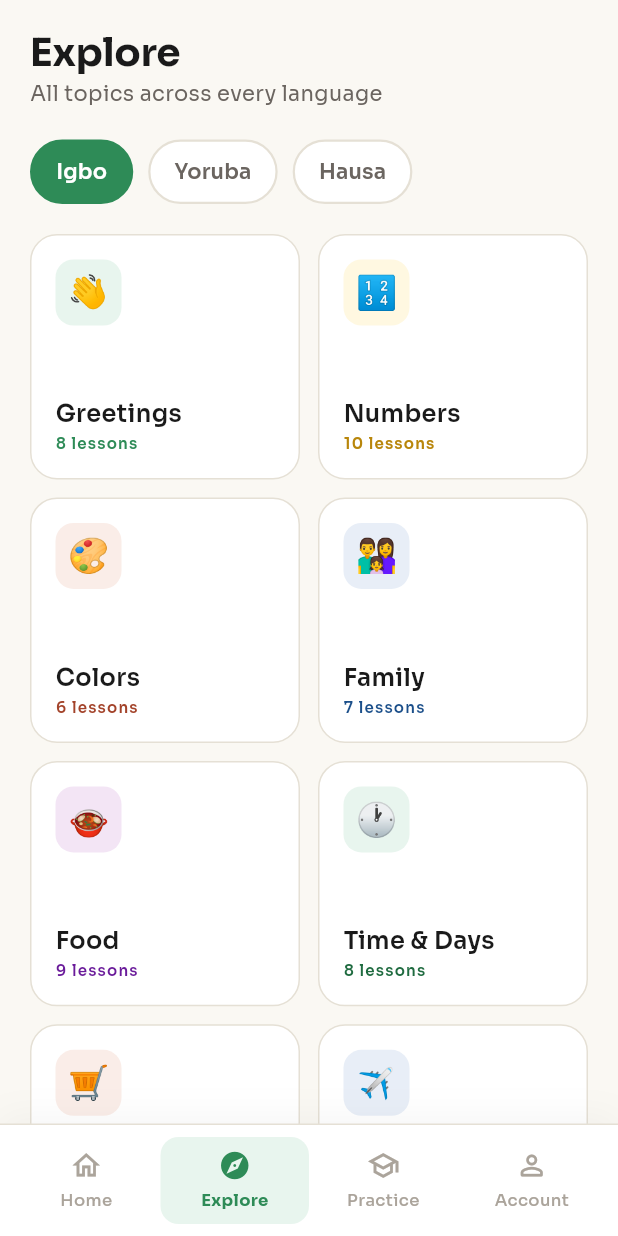
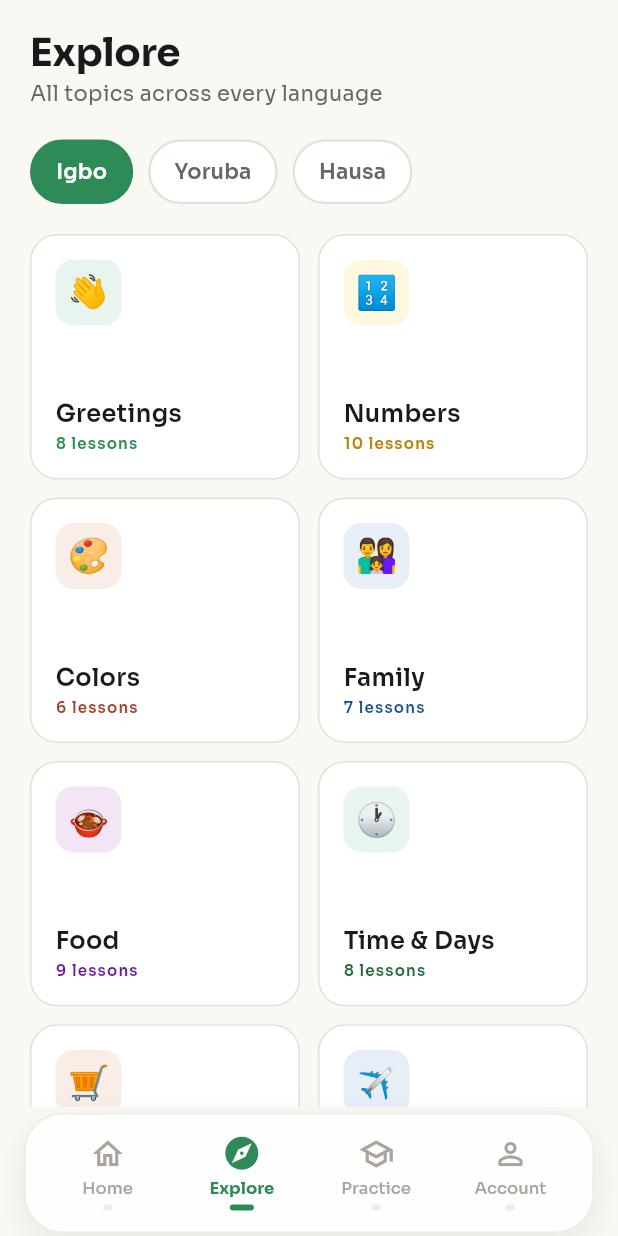
Before and after one commit to Bigdreams415/LangGpt-mobile, a Flutter app: the MainNavigation screen opened by its route, item 2 of the bottom bar chosen, on a phone screen of 412 x 824 dp. Run offline on Flutter 3.47's test engine with Material 3 defaults, Android fonts, the phone set to English and light mode, and no system bars; our stand-ins replace dio, flutter_riverpod, flutter_secure_storage, google_sign_in; accounts and stored records are empty; network calls fail.

Commit message:
bottom navigation have been redesign to be more modern and cool

```diff
--- a/lib/navigation/main_navigation.dart
+++ b/lib/navigation/main_navigation.dart
@@ -59,63 +59,102 @@ class _MainNavigationState extends State<MainNavigation> {
 
   Widget _buildBottomNav() {
     return Container(
-      decoration: const BoxDecoration(
-        color: AppColors.surface,
-        border: Border(
-          top: BorderSide(color: AppColors.divider, width: 1),
+      decoration: const BoxDecoration(color: Colors.transparent),
+      child: SafeArea(
+        child: Padding(
+          padding: const EdgeInsets.fromLTRB(16, 4, 16, 2),
+          child: Container(
+            padding: const EdgeInsets.symmetric(horizontal: 10, vertical: 8),
+            decoration: BoxDecoration(
+              color: AppColors.surface.withOpacity(0.94),
+              borderRadius: BorderRadius.circular(26),
+              border: Border.all(
+                color: AppColors.divider.withOpacity(0.65),
+                width: 1,
               ),
-        boxShadow: [
+              boxShadow: const [
                 BoxShadow(
-            color: Color(0x0A000000),
+                  color: Color(0x1A1F6B40),
                   blurRadius: 20,
-            offset: Offset(0, -4),
+                  offset: Offset(0, 8),
                 ),
               ],
             ),
-      child: SafeArea(
-        child: Padding(
-          padding: const EdgeInsets.symmetric(horizontal: 8, vertical: 8),
             child: Row(
               children: List.generate(_navItems.length, (index) {
                 final item = _navItems[index];
                 final isSelected = _currentIndex == index;
+
                 return Expanded(
-                child: GestureDetector(
+                  child: Material(
+                    color: Colors.transparent,
+                    child: InkWell(
+                      borderRadius: BorderRadius.circular(18),
+                      splashColor: AppColors.primary.withOpacity(0.08),
+                      highlightColor: Colors.transparent,
                       onTap: () => setState(() => _currentIndex = index),
-                  behavior: HitTestBehavior.opaque,
-                  child: AnimatedContainer(
-                    duration: const Duration(milliseconds: 200),
-                    padding: const EdgeInsets.symmetric(vertical: 8),
-                    decoration: BoxDecoration(
-                      color: isSelected
-                          ? AppColors.primarySurface
-                          : Colors.transparent,
-                      borderRadius: BorderRadius.circular(12),
-                    ),
+                      child: Padding(
+                        padding: const EdgeInsets.symmetric(vertical: 6),
                         child: Column(
                           mainAxisSize: MainAxisSize.min,
                           children: [
-                        Icon(
+                            AnimatedScale(
+                              scale: isSelected ? 1.1 : 1.0,
+                              duration: const Duration(milliseconds: 220),
+                              curve: Curves.easeOutBack,
+                              child: AnimatedSwitcher(
+                                duration: const Duration(milliseconds: 180),
+                                transitionBuilder: (child, animation) {
+                                  return FadeTransition(
+                                      opacity: animation, child: child);
+                                },
+                                child: Icon(
                                   isSelected ? item.activeIcon : item.icon,
-                          size: 22,
-                          color: isSelected ? AppColors.primary : AppColors.textHint,
+                                  key: ValueKey('${item.label}_$isSelected'),
+                                  size: 24,
+                                  color: isSelected
+                                      ? AppColors.primary
+                                      : AppColors.textHint,
+                                ),
+                              ),
                             ),
                             const SizedBox(height: 4),
-                        Text(
-                          item.label,
+                            AnimatedDefaultTextStyle(
+                              duration: const Duration(milliseconds: 180),
+                              curve: Curves.easeOut,
                               style: TextStyle(
                                 fontFamily: 'Sora',
                                 fontSize: 11,
-                            fontWeight: isSelected ? FontWeight.w700 : FontWeight.w500,
-                            color: isSelected ? AppColors.primary : AppColors.textHint,
+                                fontWeight: isSelected
+                                    ? FontWeight.w700
+                                    : FontWeight.w500,
+                                color: isSelected
+                                    ? AppColors.primary
+                                    : AppColors.textHint,
+                              ),
+                              child: Text(item.label),
+                            ),
+                            const SizedBox(height: 4),
+                            AnimatedContainer(
+                              duration: const Duration(milliseconds: 200),
+                              curve: Curves.easeOut,
+                              width: isSelected ? 16 : 6,
+                              height: 4,
+                              decoration: BoxDecoration(
+                                color: isSelected
+                                    ? AppColors.primary
+                                    : AppColors.textHint.withOpacity(0.2),
+                                borderRadius: BorderRadius.circular(999),
                               ),
                             ),
                           ],
                         ),
                       ),
                     ),
+                  ),
                 );
               }),
+            ),
           ),
         ),
       ),
@@ -127,5 +166,6 @@ class _NavItem {
   final IconData icon;
   final IconData activeIcon;
   final String label;
-  const _NavItem({required this.icon, required this.activeIcon, required this.label});
+  const _NavItem(
+      {required this.icon, required this.activeIcon, required this.label});
 }
```
Lines whose indentation alone changed are shown as unchanged.
